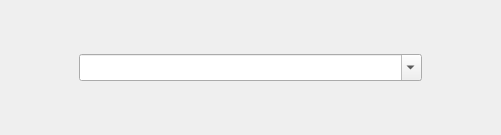
TimThielemans/ScoreQuiz, file ui/Aanmelden.ui: the form before one commit.
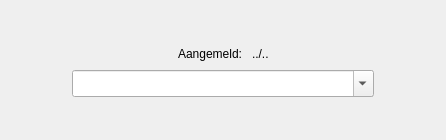
The form after the commit.

What changed in the file:
```diff
--- a/ui/Aanmelden.ui
+++ b/ui/Aanmelden.ui
@@ -6,8 +6,8 @@
    <rect>
     <x>0</x>
     <y>0</y>
-    <width>501</width>
-    <height>135</height>
+    <width>446</width>
+    <height>140</height>
    </rect>
   </property>
   <property name="cursor">
@@ -19,7 +19,7 @@
   <property name="toolTipDuration">
    <number>5</number>
   </property>
-  <layout class="QGridLayout" name="gridLayout" rowstretch="5,2,5" columnstretch="3,15,3">
+  <layout class="QGridLayout" name="gridLayout" rowstretch="1,1,1" columnstretch="2,10,2">
    <item row="0" column="1">
     <spacer name="verticalSpacer">
      <property name="orientation">
@@ -27,8 +27,8 @@
      </property>
      <property name="sizeHint" stdset="0">
       <size>
-       <width>20</width>
-       <height>37</height>
+       <width>17</width>
+       <height>25</height>
       </size>
      </property>
     </spacer>
@@ -40,13 +40,59 @@
      </property>
      <property name="sizeHint" stdset="0">
       <size>
-       <width>64</width>
-       <height>20</height>
+       <width>56</width>
+       <height>17</height>
       </size>
      </property>
     </spacer>
    </item>
    <item row="1" column="1">
+    <layout class="QVBoxLayout" name="verticalLayout">
+     <item>
+      <layout class="QHBoxLayout" name="horizontalLayout">
+       <item>
+        <spacer name="horizontalSpacer_3">
+         <property name="orientation">
+          <enum>Qt::Horizontal</enum>
+         </property>
+         <property name="sizeHint" stdset="0">
+          <size>
+           <width>40</width>
+           <height>20</height>
+          </size>
+         </property>
+        </spacer>
+       </item>
+       <item>
+        <widget class="QLabel" name="label">
+         <property name="text">
+          <string>Aangemeld: </string>
+         </property>
+        </widget>
+       </item>
+       <item>
+        <widget class="QLabel" name="aangemeldTxt">
+         <property name="text">
+          <string>../..</string>
+         </property>
+        </widget>
+       </item>
+       <item>
+        <spacer name="horizontalSpacer_4">
+         <property name="orientation">
+          <enum>Qt::Horizontal</enum>
+         </property>
+         <property name="sizeHint" stdset="0">
+          <size>
+           <width>40</width>
+           <height>20</height>
+          </size>
+         </property>
+        </spacer>
+       </item>
+      </layout>
+     </item>
+     <item>
     <widget class="QComboBox" name="ploegnaamTxt">
      <property name="font">
       <font>
@@ -58,6 +104,8 @@
      </property>
     </widget>
    </item>
+    </layout>
+   </item>
    <item row="1" column="2">
     <spacer name="horizontalSpacer_2">
      <property name="orientation">
@@ -65,8 +113,8 @@
      </property>
      <property name="sizeHint" stdset="0">
       <size>
-       <width>64</width>
-       <height>20</height>
+       <width>56</width>
+       <height>17</height>
       </size>
      </property>
     </spacer>
@@ -78,8 +126,8 @@
      </property>
      <property name="sizeHint" stdset="0">
       <size>
-       <width>20</width>
-       <height>37</height>
+       <width>17</width>
+       <height>24</height>
       </size>
      </property>
     </spacer>
```
Lines whose indentation alone changed are shown as unchanged.
